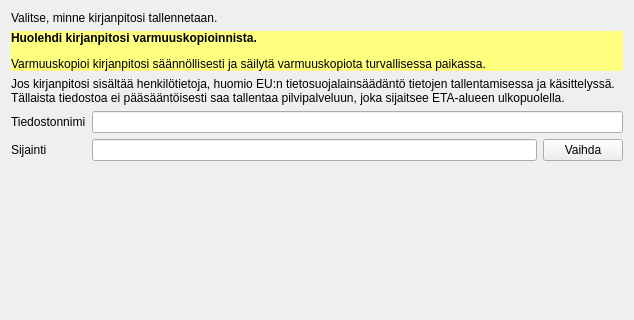
The window that kitsas/uusikirjanpito/uusisijainti.ui (artoh/kitupiikki) describes before a commit, drawn with Qt 5; both pictures show x 0 to 634 and y 0 to 320 of the 634 by 640 pixel window.
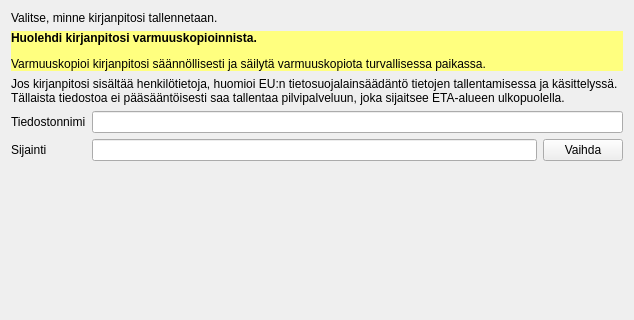
The same window after the commit.

```diff
--- a/kitsas/uusikirjanpito/uusisijainti.ui
+++ b/kitsas/uusikirjanpito/uusisijainti.ui
@@ -40,7 +40,7 @@
    <item>
     <widget class="QLabel" name="label_5">
      <property name="text">
-      <string>Jos kirjanpitosi sisältää henkilötietoja, huomio EU:n tietosuojalainsäädäntö tietojen tallentamisessa ja käsittelyssä. Tällaista tiedostoa ei pääsääntöisesti saa tallentaa pilvipalveluun, joka sijaitsee ETA-alueen ulkopuolella.</string>
+      <string>&lt;html&gt;&lt;head/&gt;&lt;body&gt;&lt;p&gt;Jos kirjanpitosi sisältää henkilötietoja, huomioi EU:n tietosuojalainsäädäntö tietojen tallentamisessa ja käsittelyssä. Tällaista tiedostoa ei pääsääntöisesti saa tallentaa pilvipalveluun, joka sijaitsee ETA-alueen ulkopuolella.&lt;/p&gt;&lt;/body&gt;&lt;/html&gt;</string>
      </property>
      <property name="wordWrap">
       <bool>true</bool>
```
